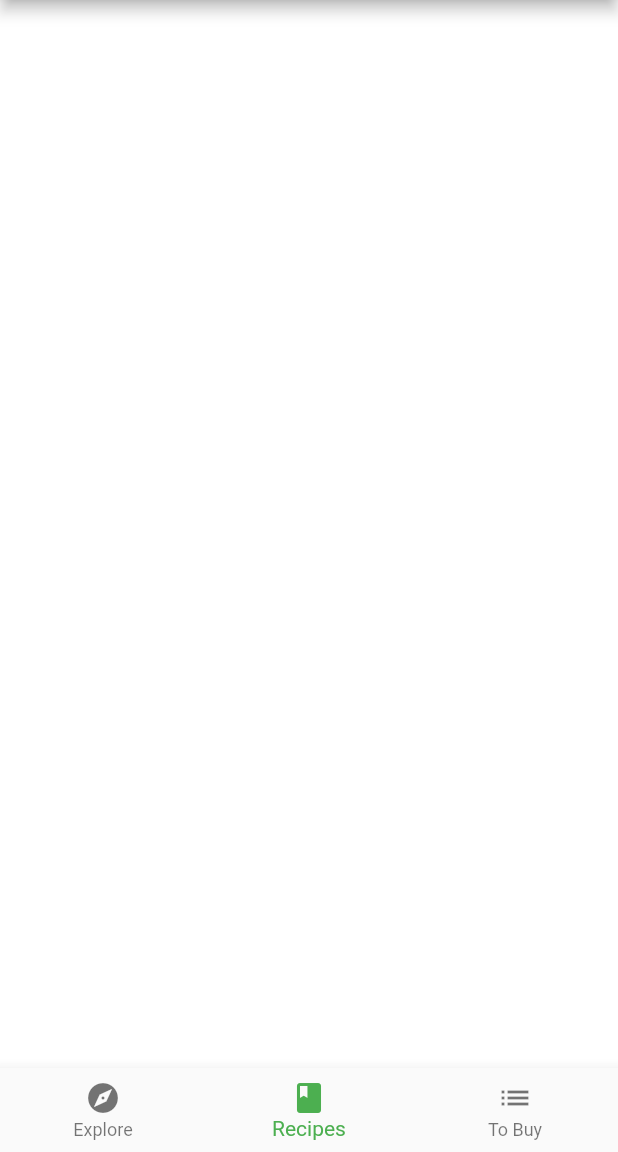
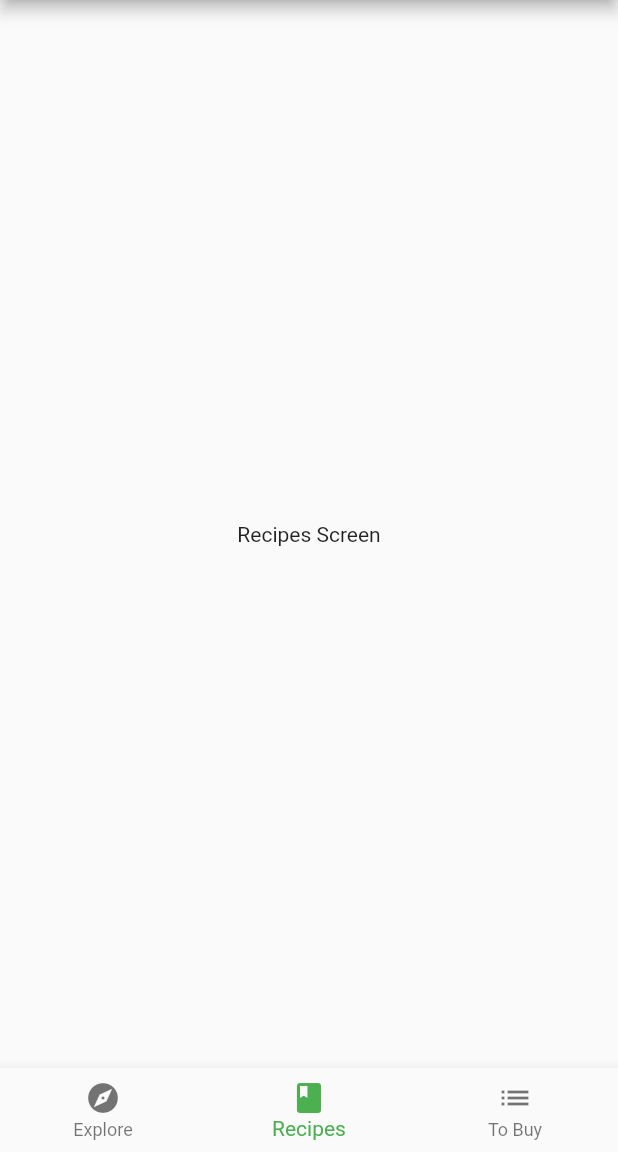
Before and after one commit to MuhammadIbraheem18sw26/FoodLich-Pro, a Flutter app: the screen it shows after launch, item 2 of the bottom bar chosen, on a phone screen of 412 x 824 dp, the part 84-1236 px from its top. Run offline on Flutter 3.47's test engine with Material 2 defaults, Android fonts, the phone set to English and light mode, and no system bars; our stand-ins replace google_fonts.

Commit message:
recipes screen setup

```diff
--- a/lib/home.dart
+++ b/lib/home.dart
@@ -1,5 +1,6 @@
 import 'package:flutter/material.dart';
 import 'package:foodlich_pro/screens/explore_screen.dart';
+import 'screens/recipes_screen.dart';
 
 class Home extends StatefulWidget {
   const Home({Key? key}) : super(key: key);
@@ -13,9 +14,7 @@
 
   static List<Widget> pages = <Widget>[
     ExploreScreen(),
-    Container(color: Colors.white),
-    // TODO: Replace with RecipesScreen
-    Container(color: Colors.green),
+    RecipesScreen(),
     Container(color: Colors.blue),
   ];
 
@@ -39,16 +38,16 @@
         selectedItemColor: Theme.of(context).textSelectionTheme.selectionColor,
         currentIndex: _selectedIndex,
         onTap: _onItemTapped,
-        items: <BottomNavigationBarItem>[
-          const BottomNavigationBarItem(
+        items: const <BottomNavigationBarItem>[
+          BottomNavigationBarItem(
             icon: Icon(Icons.explore),
             label: 'Explore',
           ),
-          const BottomNavigationBarItem(
+          BottomNavigationBarItem(
             icon: Icon(Icons.book),
             label: 'Recipes',
           ),
-          const BottomNavigationBarItem(
+          BottomNavigationBarItem(
             icon: Icon(Icons.list),
             label: 'To Buy',
           ),
--- /dev/null
+++ b/lib/screens/recipes_screen.dart
@@ -0,0 +1,22 @@
+import 'package:flutter/material.dart';
+import '../models/models.dart';
+import '../api/mock_fooderlich_service.dart';
+import '../components/components.dart';
+
+class RecipesScreen extends StatelessWidget {
+  final exploreService = MockFooderlichService();
+  RecipesScreen({Key? key}) : super(key: key);
+
+  @override
+  Widget build(BuildContext context) {
+    return FutureBuilder(
+        future: exploreService.getRecipes(),
+        builder: (context, AsyncSnapshot<List<SimpleRecipe>> snapshot) {
+          if (snapshot.connectionState == ConnectionState.done) {
+            return const Center(child: Text('Recipes Screen'));
+          } else {
+            return const Center(child: CircularProgressIndicator());
+          }
+        });
+  }
+}
```
